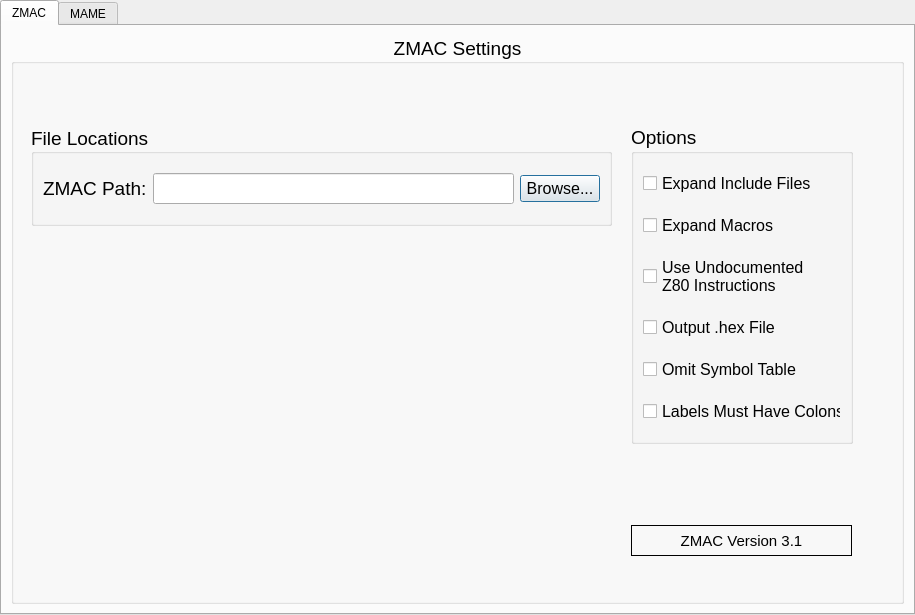
Above: ui/BAPD_Settings_GUI.ui from tinymouse42/BAPD before the change. Below: the same form after it.
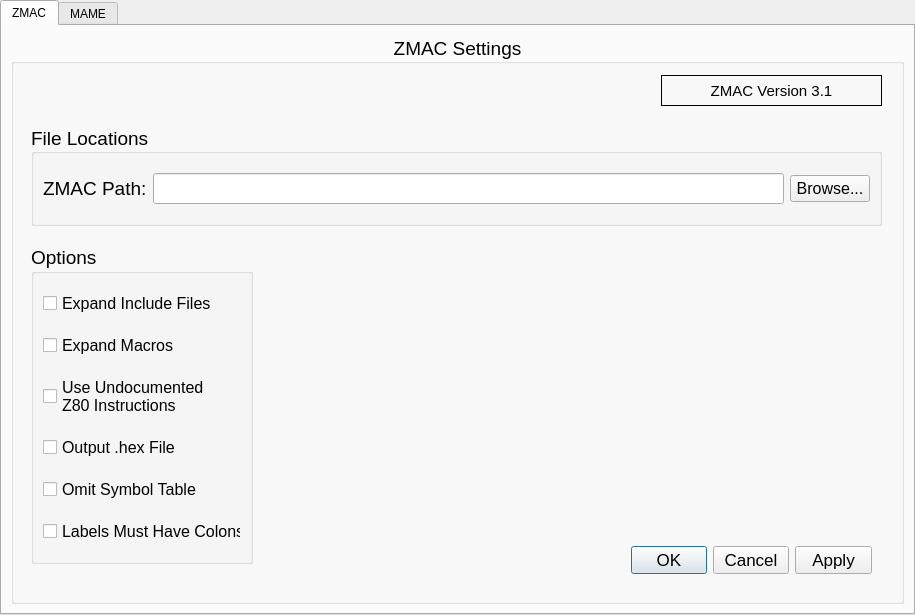
That is the form after the change. The open tabs and pages were chosen to show the change.

Commit message: Extensively commented settings.py I also added the DialogButtonBox to both the ZMAC and MAME tabs with OK, Cancel and Apply. 5/18/2024

```diff
--- a/ui/BAPD_Settings_GUI.ui
+++ b/ui/BAPD_Settings_GUI.ui
@@ -64,8 +64,8 @@
          <widget class="QGroupBox" name="zmacOptionsGroupBox">
           <property name="geometry">
            <rect>
-            <x>620</x>
-            <y>90</y>
+            <x>20</x>
+            <y>210</y>
             <width>222</width>
             <height>319</height>
            </rect>
@@ -159,8 +159,8 @@
          <widget class="QLabel" name="zmacVersionButton">
           <property name="geometry">
            <rect>
-            <x>620</x>
-            <y>490</y>
+            <x>650</x>
+            <y>40</y>
             <width>221</width>
             <height>31</height>
            </rect>
@@ -194,7 +194,7 @@
            <rect>
             <x>20</x>
             <y>90</y>
-            <width>581</width>
+            <width>851</width>
             <height>101</height>
            </rect>
           </property>
@@ -236,6 +236,27 @@
            </item>
           </layout>
          </widget>
+         <widget class="QDialogButtonBox" name="buttonBox_2">
+          <property name="geometry">
+           <rect>
+            <x>620</x>
+            <y>510</y>
+            <width>241</width>
+            <height>31</height>
+           </rect>
+          </property>
+          <property name="font">
+           <font>
+            <pointsize>13</pointsize>
+           </font>
+          </property>
+          <property name="standardButtons">
+           <set>QDialogButtonBox::StandardButton::Apply|QDialogButtonBox::StandardButton::Cancel|QDialogButtonBox::StandardButton::Ok</set>
+          </property>
+          <property name="centerButtons">
+           <bool>true</bool>
+          </property>
+         </widget>
         </widget>
        </item>
       </layout>
```
Left out of the diff: 29 changed lines with no effect on the pictures. The commit also changes 4 other files.
